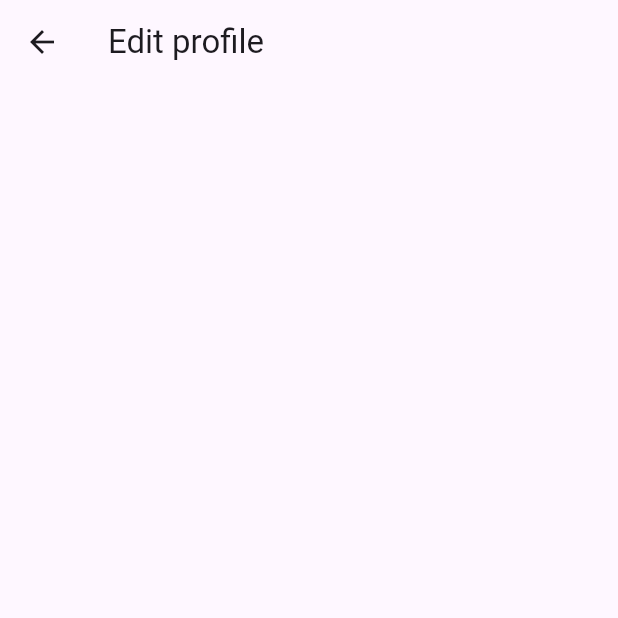
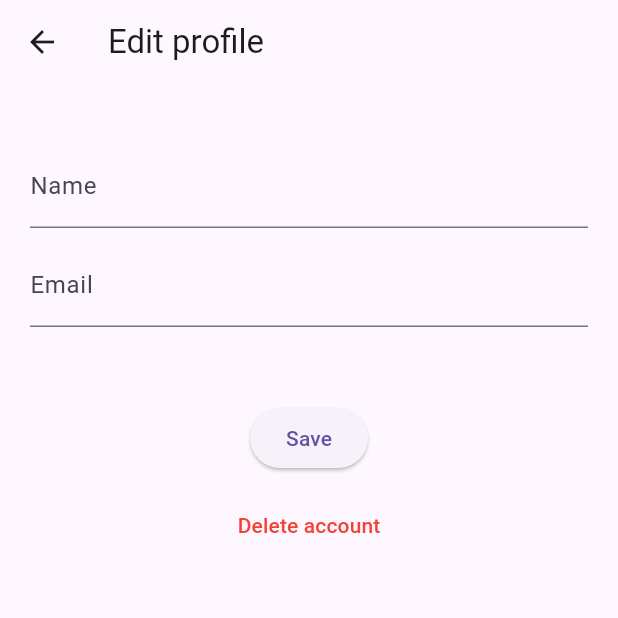
Before and after one commit to Tohatdk/project_x, a Flutter app: the ProfileEditPage screen opened directly, on a phone screen of 412 x 824 dp, the top half of it. Run offline on Flutter 3.47's test engine with Material 3 defaults, Android fonts, the phone set to English and light mode, and no system bars; drawn by our look-alikes of loader_overlay; our stand-ins replace cached_network_image, either_dart, email_validator, firebase_auth, firebase_core, firebase_messaging and 6 more; accounts and stored records are empty.

Commit message:
profile edit page + profile entity view model

```diff
--- a/lib/src/features/profile_feature/presentation/profile_edit_page/profile_edit_page.dart
+++ /dev/null
@@ -1,19 +0,0 @@
-import 'package:flutter/material.dart';
-
-class ProfileEditPage extends StatefulWidget {
-  const ProfileEditPage({super.key});
-
-  @override
-  State<ProfileEditPage> createState() => _ProfileEditPageState();
-}
-
-class _ProfileEditPageState extends State<ProfileEditPage> {
-  @override
-  Widget build(BuildContext context) {
-    return Scaffold(
-      appBar: AppBar(
-        title: const Text('Edit profile'),
-      ),
-    );
-  }
-}
--- /dev/null
+++ b/lib/src/features/profile_feature/presentation/ui/pages/profile_edit_page.dart
@@ -0,0 +1,69 @@
+import 'package:flutter/material.dart';
+
+class ProfileEditPage extends StatefulWidget {
+  const ProfileEditPage({super.key});
+
+  @override
+  State<ProfileEditPage> createState() => _ProfileEditPageState();
+}
+
+class _ProfileEditPageState extends State<ProfileEditPage> {
+  final TextEditingController _nameController = TextEditingController();
+  final TextEditingController _emailController = TextEditingController();
+
+  @override
+  void dispose() {
+    _nameController.dispose();
+    _emailController.dispose();
+    super.dispose();
+  }
+
+  @override
+  Widget build(BuildContext context) {
+    return Scaffold(
+      appBar: AppBar(
+        title: const Text('Edit profile'),
+      ),
+      body: ListView(
+        children: [
+          Padding(
+            padding: const EdgeInsets.all(20.0),
+            child: Column(
+              children: [
+                const SizedBox(height: 20),
+                TextFormField(
+                  controller: _nameController,
+                  decoration: const InputDecoration(
+                    labelText: 'Name',
+                    hintText: 'Enter your name',
+                  ),
+                ),
+                const SizedBox(height: 10),
+                TextFormField(
+                  controller: _emailController,
+                  decoration: const InputDecoration(
+                    labelText: 'Email',
+                    hintText: 'Enter your email',
+                  ),
+                ),
+                const SizedBox(height: 50),
+                ElevatedButton(
+                  onPressed: () {},
+                  child: const Text('Save'),
+                ),
+                const SizedBox(height: 10),
+                TextButton(
+                  onPressed: () {},
+                  child: const Text(
+                    'Delete account',
+                    style: TextStyle(color: Colors.red),
+                  ),
+                ),
+              ],
+            ),
+          ),
+        ],
+      ),
+    );
+  }
+}
--- a/pubspec.yaml
+++ b/pubspec.yaml
@@ -25,6 +25,7 @@ dependencies:
   go_router: ^13.2.5
   golden_toolkit: ^0.15.0
   http: ^1.2.1
+  image_picker: ^1.1.1
   json_annotation: ^4.8.1
   loader_overlay: ^4.0.0
   provider: ^6.1.2
```
Also changed, not shown: lib/src/features/profile_feature/presentation/ui/pages/user_profile_page.dart (+6 -1 lines), lib/src/features/profile_feature/presentation/view_models/profile_entity_view_model.dart (added, +13 -0 lines), lib/src/features/auth_feature/presentation/view_models/email_text_from_view_model.freezed.dart, lib/src/features/auth_feature/presentation/view_models/password_text_from_view_model.freezed.dart, lib/src/features/profile_feature/presentation/view_models/profile_entity_view_model.freezed.dart (added), pubspec.lock.
